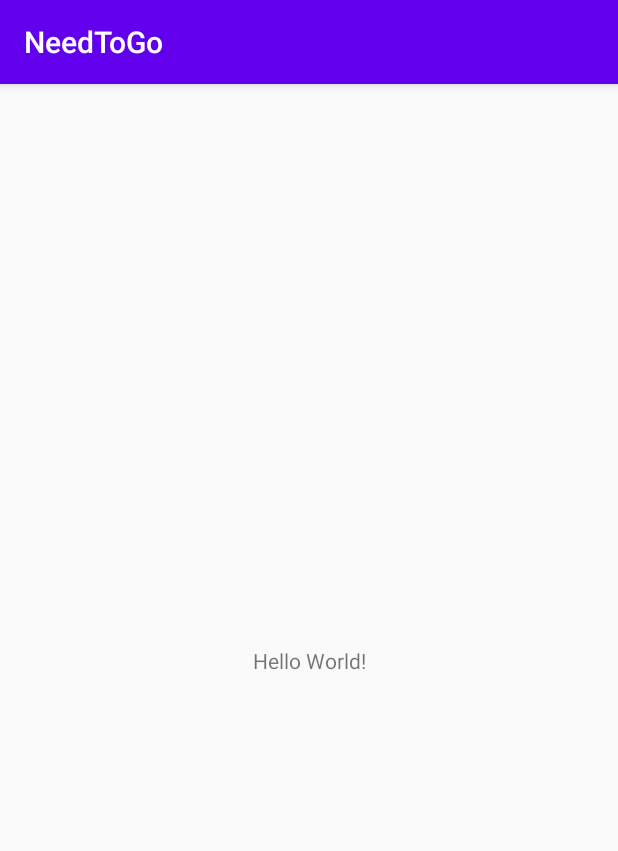
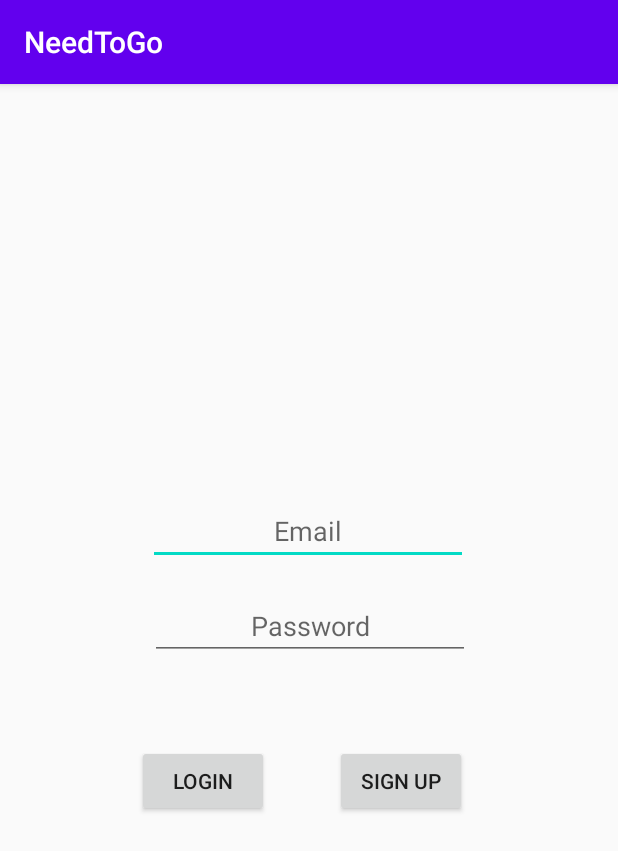
Before and after one commit to aronchung7/NeedToGo, an Android app: the screen it shows after launch (MainActivity), on a phone screen of 412 x 824 dp. Shown: the top 851 px of the screen. Run offline under Robolectric (Android 15) with nearby library versions, the light colour scheme and no system bars; our stand-ins replace Firebase (no records; nobody signed in at launch, a user with empty details on screens opened directly).

Commit message:
Created Login/SignUp Page

```diff
--- a/app/build.gradle
+++ b/app/build.gradle
@@ -30,8 +30,9 @@ dependencies {
     implementation 'com.android.support:multidex:1.0.3'
     implementation 'androidx.constraintlayout:constraintlayout:2.0.4'
     implementation platform('com.google.firebase:firebase-bom:26.0.0')
-    implementation 'com.google.firebase:firebase-firestore'
-    implementation 'com.google.firebase:firebase-analytics'
+    implementation 'com.google.firebase:firebase-firestore:21.4.0'
+    implementation 'com.google.firebase:firebase-analytics:17.2.2'
+    implementation 'com.google.firebase:firebase-auth:19.2.0'
     testImplementation 'junit:junit:4.12'
     androidTestImplementation 'androidx.test.ext:junit:1.1.2'
     androidTestImplementation 'androidx.test.espresso:espresso-core:3.3.0'
--- a/app/src/main/AndroidManifest.xml
+++ b/app/src/main/AndroidManifest.xml
@@ -2,13 +2,16 @@
 <manifest xmlns:android="http://schemas.android.com/apk/res/android"
     package="com.example.needtogo">
 
+    <uses-permission android:name="android.permission.INTERNET" />
+
     <application
         android:allowBackup="true"
-        android:icon="@mipmap/ic_launcher"
+        android:icon="@drawable/ic_launcher_foreground"
         android:label="@string/app_name"
         android:roundIcon="@mipmap/ic_launcher_round"
         android:supportsRtl="true"
         android:theme="@style/AppTheme">
+        <activity android:name=".MainPage"></activity>
         <activity android:name=".MainActivity">
             <intent-filter>
                 <action android:name="android.intent.action.MAIN" />
--- a/app/src/main/java/com/example/needtogo/MainActivity.java
+++ b/app/src/main/java/com/example/needtogo/MainActivity.java
@@ -1,14 +1,102 @@
 package com.example.needtogo;
 
+import androidx.annotation.NonNull;
 import androidx.appcompat.app.AppCompatActivity;
+
+import android.content.Intent;
+import android.text.TextUtils;
+import android.view.View;
 import android.widget.Button;
+import android.widget.EditText;
 import android.os.Bundle;
+import android.widget.Toast;
+
+import com.google.android.gms.tasks.OnCompleteListener;
+import com.google.android.gms.tasks.Task;
+import com.google.firebase.auth.AuthResult;
+import com.google.firebase.auth.FirebaseAuth;
+
+import static android.widget.Toast.makeText;
 
 public class MainActivity extends AppCompatActivity {
+    EditText username, password;
+    Button login, signUp;
+    FirebaseAuth fAuth;
 
     @Override
     protected void onCreate(Bundle savedInstanceState) {
         super.onCreate(savedInstanceState);
         setContentView(R.layout.activity_main);
+
+        fAuth = FirebaseAuth.getInstance();
+        username = findViewById(R.id.editTextUsername);
+        password = findViewById(R.id.editTextPassword);
+        login = findViewById(R.id.buttonLogin);
+        signUp = findViewById(R.id.buttonSignUp);
+
+        if (fAuth.getCurrentUser() != null) {
+            startActivity(new Intent(getApplicationContext(), MainActivity.class));
+            finish();
+        }
+
+        signUp.setOnClickListener(new View.OnClickListener() {
+            @Override
+            public void onClick(View v) {
+                String email = username.getText().toString().trim();
+                String pass = password.getText().toString().trim();
+
+                if (TextUtils.isEmpty(email)){
+                    username.setError("Email is required.");
+                    return;
+                }
+                if (TextUtils.isEmpty(pass)){
+                    password.setError("Password is required.");
+                    return;
+                }
+
+                fAuth.createUserWithEmailAndPassword(email, pass).addOnCompleteListener(new OnCompleteListener<AuthResult>() {
+                    @Override
+                    public void onComplete(@NonNull Task<AuthResult> task) {
+                        if (task.isSuccessful()){
+                            makeText(MainActivity.this, "User created.", Toast.LENGTH_SHORT).show();
+                            startActivity(new Intent(getApplicationContext(), MainPage.class));
+                        }
+                        else {
+                            makeText(MainActivity.this, "Error ! " + task.getException().getMessage(), Toast.LENGTH_SHORT).show();
+                        }
+                    }
+                });
+            }
+        });
+
+        login.setOnClickListener(new View.OnClickListener() {
+            @Override
+            public void onClick(View v) {
+                String email = username.getText().toString().trim();
+                String pass = password.getText().toString().trim();
+
+                if (TextUtils.isEmpty(email)){
+                    username.setError("Email is required.");
+                    return;
+                }
+                if (TextUtils.isEmpty(pass)){
+                    password.setError("Password is required.");
+                    return;
+                }
+
+                fAuth.signInWithEmailAndPassword(email, pass).addOnCompleteListener(new OnCompleteListener<AuthResult>() {
+                    @Override
+                    public void onComplete(@NonNull Task<AuthResult> task) {
+                        if (task.isSuccessful()){
+                            makeText(MainActivity.this, "Logged in successfully.", Toast.LENGTH_SHORT).show();
+                            startActivity(new Intent(getApplicationContext(), MainPage.class));
+                        }
+                        else {
+                            makeText(MainActivity.this, "Error ! " + task.getException().getMessage(), Toast.LENGTH_SHORT).show();
+                        }
+                    }
+                });
+            }
+        });
     }
 }
--- a/app/src/main/res/layout/activity_main.xml
+++ b/app/src/main/res/layout/activity_main.xml
@@ -6,13 +6,58 @@
     android:layout_height="match_parent"
     tools:context=".MainActivity">
 
-    <TextView
+    <EditText
+        android:id="@+id/editTextUsername"
         android:layout_width="wrap_content"
         android:layout_height="wrap_content"
-        android:text="Hello World!"
+        android:ems="10"
+        android:hint="Email"
+        android:inputType="textEmailAddress"
+        android:textAlignment="center"
         app:layout_constraintBottom_toBottomOf="parent"
-        app:layout_constraintLeft_toLeftOf="parent"
-        app:layout_constraintRight_toRightOf="parent"
-        app:layout_constraintTop_toTopOf="parent" />
+        app:layout_constraintEnd_toEndOf="parent"
+        app:layout_constraintHorizontal_bias="0.497"
+        app:layout_constraintStart_toStartOf="parent"
+        app:layout_constraintTop_toTopOf="parent"
+        app:layout_constraintVertical_bias="0.381" />
+
+    <EditText
+        android:id="@+id/editTextPassword"
+        android:layout_width="wrap_content"
+        android:layout_height="wrap_content"
+        android:ems="10"
+        android:hint="Password"
+        android:inputType="textPassword"
+        android:textAlignment="center"
+        app:layout_constraintBottom_toBottomOf="parent"
+        app:layout_constraintEnd_toEndOf="parent"
+        app:layout_constraintHorizontal_bias="0.502"
+        app:layout_constraintStart_toStartOf="parent"
+        app:layout_constraintTop_toTopOf="parent"
+        app:layout_constraintVertical_bias="0.469" />
+
+    <Button
+        android:id="@+id/buttonLogin"
+        android:layout_width="wrap_content"
+        android:layout_height="wrap_content"
+        android:text="Login"
+        app:layout_constraintBottom_toBottomOf="parent"
+        app:layout_constraintEnd_toStartOf="@+id/buttonSignUp"
+        app:layout_constraintHorizontal_bias="0.674"
+        app:layout_constraintStart_toStartOf="parent"
+        app:layout_constraintTop_toTopOf="parent"
+        app:layout_constraintVertical_bias="0.612" />
+
+    <Button
+        android:id="@+id/buttonSignUp"
+        android:layout_width="wrap_content"
+        android:layout_height="wrap_content"
+        android:text="Sign Up"
+        app:layout_constraintBottom_toBottomOf="parent"
+        app:layout_constraintEnd_toEndOf="parent"
+        app:layout_constraintHorizontal_bias="0.69"
+        app:layout_constraintStart_toStartOf="parent"
+        app:layout_constraintTop_toTopOf="parent"
+        app:layout_constraintVertical_bias="0.612" />
 
 </androidx.constraintlayout.widget.ConstraintLayout>
--- a/build.gradle
+++ b/build.gradle
@@ -5,7 +5,7 @@ buildscript {
         jcenter()
     }
     dependencies {
-        classpath "com.android.tools.build:gradle:4.0.1"
+        classpath 'com.android.tools.build:gradle:4.1.1'
         classpath 'com.google.gms:google-services:4.3.4'
 
         // NOTE: Do not place your application dependencies here; they belong
```
Also changed, not shown: app/src/main/java/com/example/needtogo/MainPage.java (added, +24 -0 lines), app/src/main/res/layout/activity_main_page.xml (added, +31 -0 lines), gradle/wrapper/gradle-wrapper.properties.
